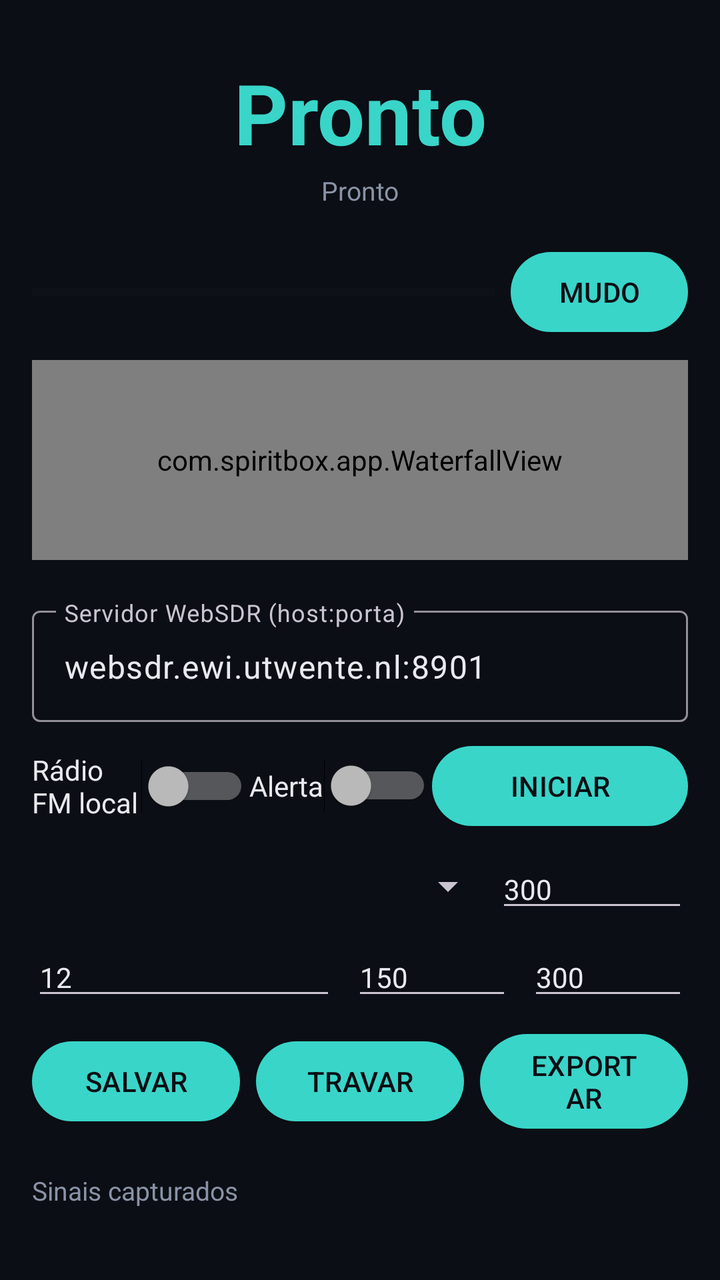
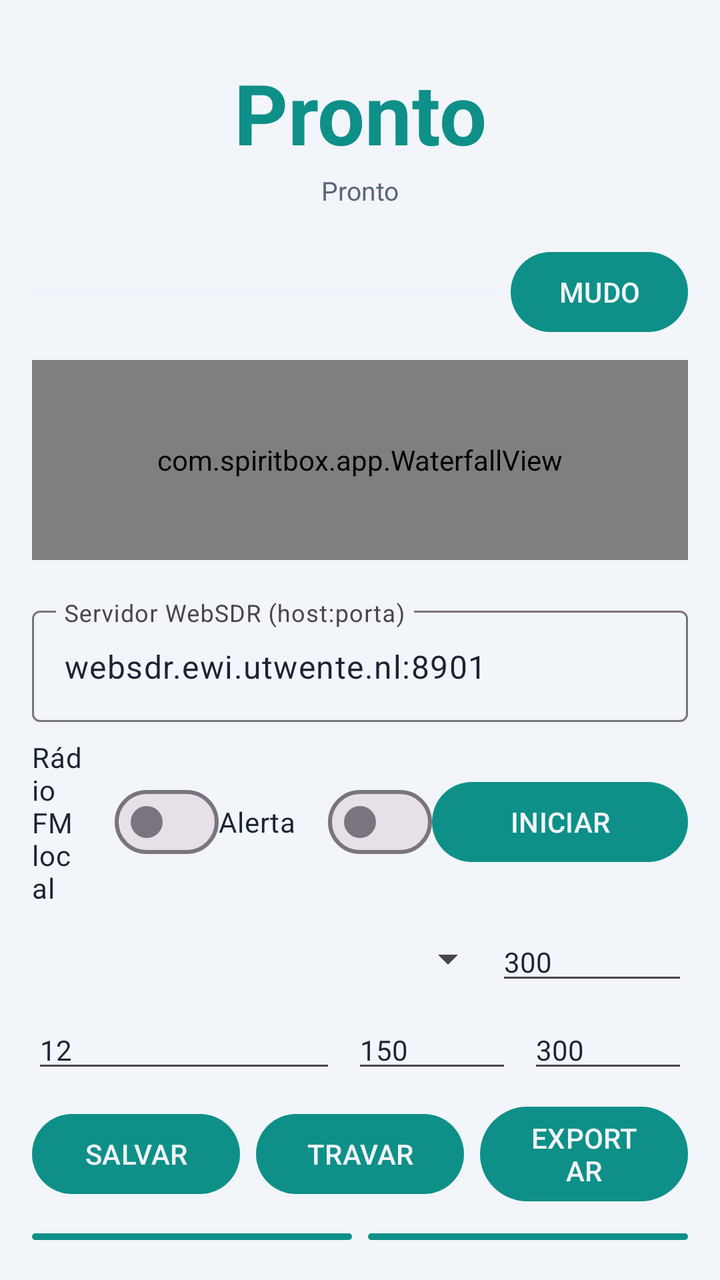

Compare the two renders of this Android layout. The source of the first and the diff that turns it into the second are given below.
<!-- AndroidManifest.xml: application theme Theme.SpiritBox -->
<!-- res/layout/activity_main.xml -->
<?xml version="1.0" encoding="utf-8"?>
<LinearLayout xmlns:android="http://schemas.android.com/apk/res/android"
    xmlns:app="http://schemas.android.com/apk/res-auto"
    android:layout_width="match_parent"
    android:layout_height="match_parent"
    android:background="@color/bg_dark"
    android:orientation="vertical"
    android:padding="16dp">

    <TextView
        android:id="@+id/tvFreq"
        android:layout_width="match_parent"
        android:layout_height="wrap_content"
        android:layout_marginTop="12dp"
        android:gravity="center"
        android:text="@string/status_ready"
        android:textColor="@color/accent"
        android:textSize="42sp"
        android:textStyle="bold" />

    <TextView
        android:id="@+id/tvStatus"
        android:layout_width="match_parent"
        android:layout_height="wrap_content"
        android:layout_marginTop="2dp"
        android:gravity="center"
        android:text="@string/status_ready"
        android:textColor="@color/text_secondary"
        android:textSize="13sp" />

    <LinearLayout
        android:layout_width="match_parent"
        android:layout_height="wrap_content"
        android:layout_marginTop="18dp"
        android:gravity="center_vertical"
        android:orientation="horizontal">

        <ProgressBar
            android:id="@+id/meter"
            style="?android:attr/progressBarStyleHorizontal"
            android:layout_width="0dp"
            android:layout_height="10dp"
            android:layout_weight="1"
            android:max="100"
            android:progress="0"
            android:progressBackgroundTint="@color/panel"
            android:progressTint="@color/accent" />

        <com.google.android.material.button.MaterialButton
            android:id="@+id/btnMute"
            android:layout_width="wrap_content"
            android:layout_height="wrap_content"
            android:layout_marginStart="8dp"
            android:minWidth="72dp"
            android:text="@string/btn_mute"
            app:cornerRadius="24dp" />
    </LinearLayout>

    <com.spiritbox.app.WaterfallView
        android:id="@+id/waterfall"
        android:layout_width="match_parent"
        android:layout_height="100dp"
        android:layout_marginTop="10dp" />

    <com.google.android.material.textfield.TextInputLayout
        android:layout_width="match_parent"
        android:layout_height="wrap_content"
        android:layout_marginTop="20dp"
        android:hint="@string/hint_server">

        <com.google.android.material.textfield.TextInputEditText
            android:id="@+id/etServer"
            android:layout_width="match_parent"
            android:layout_height="wrap_content"
            android:inputType="textUri"
            android:text="@string/default_server" />
    </com.google.android.material.textfield.TextInputLayout>

    <LinearLayout
        android:layout_width="match_parent"
        android:layout_height="wrap_content"
        android:layout_marginTop="8dp"
        android:gravity="center_vertical"
        android:orientation="horizontal">

        <Switch
            android:id="@+id/swFm"
            android:layout_width="0dp"
            android:layout_height="wrap_content"
            android:layout_weight="1"
            android:text="@string/switch_fm"
            android:textColor="@color/text_primary"
            android:textSize="14sp" />

        <Switch
            android:id="@+id/swAlerts"
            android:layout_width="wrap_content"
            android:layout_height="wrap_content"
            android:text="@string/switch_alerts"
            android:textColor="@color/text_primary"
            android:textSize="14sp" />

        <com.google.android.material.button.MaterialButton
            android:id="@+id/btnToggle"
            android:layout_width="wrap_content"
            android:layout_height="wrap_content"
            android:minWidth="128dp"
            android:text="@string/btn_start"
            app:cornerRadius="24dp" />
    </LinearLayout>

    <LinearLayout
        android:layout_width="match_parent"
        android:layout_height="wrap_content"
        android:layout_marginTop="8dp"
        android:gravity="center_vertical"
        android:orientation="horizontal">

        <Spinner
            android:id="@+id/spBand"
            android:layout_width="0dp"
            android:layout_height="wrap_content"
            android:layout_weight="1"
            android:spinnerMode="dropdown" />

        <EditText
            android:id="@+id/etDwell"
            android:layout_width="96dp"
            android:layout_height="wrap_content"
            android:hint="@string/hint_dwell"
            android:inputType="number"
            android:maxLines="1"
            android:text="@string/default_dwell"
            android:textColor="@color/text_primary"
            android:textSize="14sp" />
    </LinearLayout>

    <LinearLayout
        android:layout_width="match_parent"
        android:layout_height="wrap_content"
        android:layout_marginTop="8dp"
        android:gravity="center_vertical"
        android:orientation="horizontal">

        <EditText
            android:id="@+id/etThreshold"
            android:layout_width="0dp"
            android:layout_height="wrap_content"
            android:layout_weight="1"
            android:hint="@string/hint_threshold"
            android:inputType="number"
            android:maxLines="1"
            android:text="@string/default_threshold"
            android:textColor="@color/text_primary"
            android:textSize="14sp" />

        <EditText
            android:id="@+id/etSettle"
            android:layout_width="80dp"
            android:layout_height="wrap_content"
            android:layout_marginStart="8dp"
            android:hint="@string/hint_settle"
            android:inputType="number"
            android:maxLines="1"
            android:text="@string/default_settle"
            android:textColor="@color/text_primary"
            android:textSize="14sp" />

        <EditText
            android:id="@+id/etGap"
            android:layout_width="80dp"
            android:layout_height="wrap_content"
            android:layout_marginStart="8dp"
            android:hint="@string/hint_gap"
            android:inputType="number"
            android:maxLines="1"
            android:text="@string/default_gap"
            android:textColor="@color/text_primary"
            android:textSize="14sp" />
    </LinearLayout>

    <LinearLayout
        android:layout_width="match_parent"
        android:layout_height="wrap_content"
        android:layout_marginTop="8dp"
        android:gravity="center_vertical"
        android:orientation="horizontal">

        <com.google.android.material.button.MaterialButton
            android:id="@+id/btnManualCapture"
            android:layout_width="0dp"
            android:layout_height="wrap_content"
            android:layout_weight="1"
            android:text="@string/btn_manual_capture"
            app:cornerRadius="24dp" />

        <com.google.android.material.button.MaterialButton
            android:id="@+id/btnHold"
            android:layout_width="0dp"
            android:layout_height="wrap_content"
            android:layout_marginStart="8dp"
            android:layout_weight="1"
            android:text="@string/btn_hold"
            app:cornerRadius="24dp" />

        <com.google.android.material.button.MaterialButton
            android:id="@+id/btnShare"
            android:layout_width="0dp"
            android:layout_height="wrap_content"
            android:layout_marginStart="8dp"
            android:layout_weight="1"
            android:text="@string/btn_share_csv"
            app:cornerRadius="24dp" />
    </LinearLayout>

    <TextView
        android:id="@+id/tvCapturesTitle"
        android:layout_width="match_parent"
        android:layout_height="wrap_content"
        android:layout_marginTop="18dp"
        android:text="@string/title_captures"
        android:textColor="@color/text_secondary"
        android:textSize="13sp" />

    <ListView
        android:id="@+id/listCaptures"
        android:layout_width="match_parent"
        android:layout_height="0dp"
        android:layout_marginTop="4dp"
        android:layout_weight="1"
        android:divider="@color/panel"
        android:dividerHeight="1dp"
        android:listSelector="@android:color/transparent" />
</LinearLayout>
<!-- resources referenced by this layout -->
<resources>
  <color name="accent">#39D5C9</color>
  <color name="bg_dark">#0B0E14</color>
  <color name="panel">#151A24</color>
  <color name="text_primary">#E8EAF0</color>
  <color name="text_secondary">#8A93A6</color>
  <string name="btn_hold">TRAVAR</string>
  <string name="btn_manual_capture">SALVAR</string>
  <string name="btn_mute">MUDO</string>
  <string name="btn_share_csv">EXPORTAR</string>
  <string name="btn_start">INICIAR</string>
  <string name="default_dwell">300</string>
  <string name="default_gap">300</string>
  <string name="default_server">websdr.ewi.utwente.nl:8901</string>
  <string name="default_settle">150</string>
  <string name="default_threshold">12</string>
  <string name="hint_dwell">Dwell ms</string>
  <string name="hint_gap">Gap ms</string>
  <string name="hint_server">Servidor WebSDR (host:porta)</string>
  <string name="hint_settle">Settle ms</string>
  <string name="hint_threshold">Limiar %</string>
  <string name="status_ready">Pronto</string>
  <string name="switch_alerts">Alerta</string>
  <string name="switch_fm">Rádio FM local</string>
  <string name="title_captures">Sinais capturados</string>
  <style name="Theme.SpiritBox" parent="Theme.Material3.Dark.NoActionBar">
          <item name="colorPrimary">@color/accent</item>
          <item name="colorOnPrimary">@color/bg_dark</item>
          <item name="colorSecondary">@color/accent_dim</item>
          <item name="android:colorBackground">@color/bg_dark</item>
          <item name="colorSurface">@color/panel</item>
          <item name="colorOnSurface">@color/text_primary</item>
          <item name="android:statusBarColor">@color/bg_dark</item>
          <item name="android:navigationBarColor">@color/bg_dark</item>
      </style>
  <color name="accent_dim">#1F7A74</color>
</resources>

<!-- the commit's change to res/layout/activity_main.xml (unified diff, before → after) -->
@@ -1,234 +1,277 @@
 <?xml version="1.0" encoding="utf-8"?>
-<LinearLayout xmlns:android="http://schemas.android.com/apk/res/android"
+<FrameLayout xmlns:android="http://schemas.android.com/apk/res/android"
     xmlns:app="http://schemas.android.com/apk/res-auto"
     android:layout_width="match_parent"
-    android:layout_height="match_parent"
-    android:background="@color/bg_dark"
-    android:orientation="vertical"
-    android:padding="16dp">
-
-    <TextView
-        android:id="@+id/tvFreq"
-        android:layout_width="match_parent"
-        android:layout_height="wrap_content"
-        android:layout_marginTop="12dp"
-        android:gravity="center"
-        android:text="@string/status_ready"
-        android:textColor="@color/accent"
-        android:textSize="42sp"
-        android:textStyle="bold" />
-
-    <TextView
-        android:id="@+id/tvStatus"
-        android:layout_width="match_parent"
-        android:layout_height="wrap_content"
-        android:layout_marginTop="2dp"
-        android:gravity="center"
-        android:text="@string/status_ready"
-        android:textColor="@color/text_secondary"
-        android:textSize="13sp" />
+    android:layout_height="match_parent">
 
     <LinearLayout
         android:layout_width="match_parent"
-        android:layout_height="wrap_content"
-        android:layout_marginTop="18dp"
-        android:gravity="center_vertical"
-        android:orientation="horizontal">
-
-        <ProgressBar
-            android:id="@+id/meter"
-            style="?android:attr/progressBarStyleHorizontal"
-            android:layout_width="0dp"
-            android:layout_height="10dp"
+        android:layout_height="match_parent"
+        android:orientation="vertical"
+        android:padding="16dp">
+
+        <TextView
+            android:id="@+id/tvFreq"
+            android:layout_width="match_parent"
+            android:layout_height="wrap_content"
+            android:layout_marginTop="12dp"
+            android:gravity="center"
+            android:text="@string/status_ready"
+            android:textColor="@color/accent"
+            android:textSize="42sp"
+            android:textStyle="bold" />
+
+        <TextView
+            android:id="@+id/tvStatus"
+            android:layout_width="match_parent"
+            android:layout_height="wrap_content"
+            android:layout_marginTop="2dp"
+            android:gravity="center"
+            android:text="@string/status_ready"
+            android:textColor="@color/text_secondary"
+            android:textSize="13sp" />
+
+        <LinearLayout
+            android:layout_width="match_parent"
+            android:layout_height="wrap_content"
+            android:layout_marginTop="18dp"
+            android:gravity="center_vertical"
+            android:orientation="horizontal">
+
+            <ProgressBar
+                android:id="@+id/meter"
+                style="?android:attr/progressBarStyleHorizontal"
+                android:layout_width="0dp"
+                android:layout_height="10dp"
+                android:layout_weight="1"
+                android:max="100"
+                android:progress="0"
+                android:progressBackgroundTint="@color/panel"
+                android:progressTint="@color/accent" />
+
+            <com.google.android.material.button.MaterialButton
+                android:id="@+id/btnMute"
+                android:layout_width="wrap_content"
+                android:layout_height="wrap_content"
+                android:layout_marginStart="8dp"
+                android:minWidth="72dp"
+                android:text="@string/btn_mute"
+                app:cornerRadius="24dp" />
+        </LinearLayout>
+
+        <com.spiritbox.app.WaterfallView
+            android:id="@+id/waterfall"
+            android:layout_width="match_parent"
+            android:layout_height="100dp"
+            android:layout_marginTop="10dp" />
+
+        <com.google.android.material.textfield.TextInputLayout
+            android:layout_width="match_parent"
+            android:layout_height="wrap_content"
+            android:layout_marginTop="20dp"
+            android:hint="@string/hint_server">
+
+            <com.google.android.material.textfield.TextInputEditText
+                android:id="@+id/etServer"
+                android:layout_width="match_parent"
+                android:layout_height="wrap_content"
+                android:importantForAutofill="no"
+                android:inputType="textUri"
+                android:text="@string/default_server" />
+        </com.google.android.material.textfield.TextInputLayout>
+
+        <LinearLayout
+            android:layout_width="match_parent"
+            android:layout_height="wrap_content"
+            android:layout_marginTop="8dp"
+            android:gravity="center_vertical"
+            android:orientation="horizontal">
+
+            <com.google.android.material.materialswitch.MaterialSwitch
+                android:id="@+id/swFm"
+                android:layout_width="0dp"
+                android:layout_height="wrap_content"
+                android:layout_weight="1"
+                android:text="@string/switch_fm"
+                android:textColor="@color/text_primary"
+                android:textSize="14sp" />
+
+            <com.google.android.material.materialswitch.MaterialSwitch
+                android:id="@+id/swAlerts"
+                android:layout_width="wrap_content"
+                android:layout_height="wrap_content"
+                android:text="@string/switch_alerts"
+                android:textColor="@color/text_primary"
+                android:textSize="14sp" />
+
+            <com.google.android.material.button.MaterialButton
+                android:id="@+id/btnToggle"
+                android:layout_width="wrap_content"
+                android:layout_height="wrap_content"
+                android:minWidth="128dp"
+                android:text="@string/btn_start"
+                app:cornerRadius="24dp" />
+        </LinearLayout>
+
+        <LinearLayout
+            android:layout_width="match_parent"
+            android:layout_height="wrap_content"
+            android:layout_marginTop="8dp"
+            android:gravity="center_vertical"
+            android:orientation="horizontal">
+
+            <Spinner
+                android:id="@+id/spBand"
+                android:layout_width="0dp"
+                android:layout_height="wrap_content"
+                android:layout_weight="1"
+                android:spinnerMode="dropdown" />
+
+            <EditText
+                android:id="@+id/etDwell"
+                android:layout_width="96dp"
+                android:layout_height="wrap_content"
+                android:hint="@string/hint_dwell"
+                android:importantForAutofill="no"
+                android:inputType="number"
+                android:maxLines="1"
+                android:text="@string/default_dwell"
+                android:textColor="@color/text_primary"
+                android:textSize="14sp" />
+        </LinearLayout>
+
+        <LinearLayout
+            android:layout_width="match_parent"
+            android:layout_height="wrap_content"
+            android:layout_marginTop="8dp"
+            android:gravity="center_vertical"
+            android:orientation="horizontal">
+
+            <EditText
+                android:id="@+id/etThreshold"
+                android:layout_width="0dp"
+                android:layout_height="wrap_content"
+                android:layout_weight="1"
+                android:hint="@string/hint_threshold"
+                android:importantForAutofill="no"
+                android:inputType="number"
+                android:maxLines="1"
+                android:text="@string/default_threshold"
+                android:textColor="@color/text_primary"
+                android:textSize="14sp" />
+
+            <EditText
+                android:id="@+id/etSettle"
+                android:layout_width="80dp"
+                android:layout_height="wrap_content"
+                android:layout_marginStart="8dp"
+                android:hint="@string/hint_settle"
+                android:importantForAutofill="no"
+                android:inputType="number"
+                android:maxLines="1"
+                android:text="@string/default_settle"
+                android:textColor="@color/text_primary"
+                android:textSize="14sp" />
+
+            <EditText
+                android:id="@+id/etGap"
+                android:layout_width="80dp"
+                android:layout_height="wrap_content"
+                android:layout_marginStart="8dp"
+                android:hint="@string/hint_gap"
+                android:importantForAutofill="no"
+                android:inputType="number"
+                android:maxLines="1"
+                android:text="@string/default_gap"
+                android:textColor="@color/text_primary"
+                android:textSize="14sp" />
+        </LinearLayout>
+
+        <LinearLayout
+            android:layout_width="match_parent"
+            android:layout_height="wrap_content"
+            android:layout_marginTop="8dp"
+            android:gravity="center_vertical"
+            android:orientation="horizontal">
+
+            <com.google.android.material.button.MaterialButton
+                android:id="@+id/btnManualCapture"
+                android:layout_width="0dp"
+                android:layout_height="wrap_content"
+                android:layout_weight="1"
+                android:text="@string/btn_manual_capture"
+                app:cornerRadius="24dp" />
+
+            <com.google.android.material.button.MaterialButton
+                android:id="@+id/btnHold"
+                android:layout_width="0dp"
+                android:layout_height="wrap_content"
+                android:layout_marginStart="8dp"
+                android:layout_weight="1"
+                android:text="@string/btn_hold"
+                app:cornerRadius="24dp" />
+
+            <com.google.android.material.button.MaterialButton
+                android:id="@+id/btnShare"
+                android:layout_width="0dp"
+                android:layout_height="wrap_content"
+                android:layout_marginStart="8dp"
+                android:layout_weight="1"
+                android:text="@string/btn_share_csv"
+                app:cornerRadius="24dp" />
+        </LinearLayout>
+
+        <LinearLayout
+            android:layout_width="match_parent"
+            android:layout_height="wrap_content"
+            android:layout_marginTop="8dp"
+            android:gravity="center_vertical"
+            android:orientation="horizontal">
+
+            <com.google.android.material.button.MaterialButton
+                android:id="@+id/btnTheme"
+                android:layout_width="0dp"
+                android:layout_height="wrap_content"
+                android:layout_weight="1"
+                android:text="@string/theme_system"
+                app:cornerRadius="24dp" />
+
+            <com.google.android.material.button.MaterialButton
+                android:id="@+id/btnNight"
+                android:layout_width="0dp"
+                android:layout_height="wrap_content"
+                android:layout_marginStart="8dp"
+                android:layout_weight="1"
+                android:text="@string/btn_night_off"
+                app:cornerRadius="24dp" />
+        </LinearLayout>
+
+        <TextView
+            android:id="@+id/tvCapturesTitle"
+            android:layout_width="match_parent"
+            android:layout_height="wrap_content"
+            android:layout_marginTop="18dp"
+            android:text="@string/title_captures"
+            android:textColor="@color/text_secondary"
+            android:textSize="13sp" />
+
+        <ListView
+            android:id="@+id/listCaptures"
+            android:layout_width="match_parent"
+            android:layout_height="0dp"
+            android:layout_marginTop="4dp"
             android:layout_weight="1"
-            android:max="100"
-            android:progress="0"
-            android:progressBackgroundTint="@color/panel"
-            android:progressTint="@color/accent" />
-
-        <com.google.android.material.button.MaterialButton
-            android:id="@+id/btnMute"
-            android:layout_width="wrap_content"
-            android:layout_height="wrap_content"
-            android:layout_marginStart="8dp"
-            android:minWidth="72dp"
-            android:text="@string/btn_mute"
-            app:cornerRadius="24dp" />
+            android:divider="@color/panel"
+            android:dividerHeight="1dp"
+            android:listSelector="@android:color/transparent" />
     </LinearLayout>
 
-    <com.spiritbox.app.WaterfallView
-        android:id="@+id/waterfall"
+    <View
+        android:id="@+id/redFilter"
         android:layout_width="match_parent"
-        android:layout_height="100dp"
-        android:layout_marginTop="10dp" />
-
-    <com.google.android.material.textfield.TextInputLayout
-        android:layout_width="match_parent"
-        android:layout_height="wrap_content"
-        android:layout_marginTop="20dp"
-        android:hint="@string/hint_server">
-
-        <com.google.android.material.textfield.TextInputEditText
-            android:id="@+id/etServer"
-            android:layout_width="match_parent"
-            android:layout_height="wrap_content"
-            android:inputType="textUri"
-            android:text="@string/default_server" />
-    </com.google.android.material.textfield.TextInputLayout>
-
-    <LinearLayout
-        android:layout_width="match_parent"
-        android:layout_height="wrap_content"
-        android:layout_marginTop="8dp"
-        android:gravity="center_vertical"
-        android:orientation="horizontal">
-
-        <Switch
-            android:id="@+id/swFm"
-            android:layout_width="0dp"
-            android:layout_height="wrap_content"
-            android:layout_weight="1"
-            android:text="@string/switch_fm"
-            android:textColor="@color/text_primary"
-            android:textSize="14sp" />
-
-        <Switch
-            android:id="@+id/swAlerts"
-            android:layout_width="wrap_content"
-            android:layout_height="wrap_content"
-            android:text="@string/switch_alerts"
-            android:textColor="@color/text_primary"
-            android:textSize="14sp" />
-
-        <com.google.android.material.button.MaterialButton
-            android:id="@+id/btnToggle"
-            android:layout_width="wrap_content"
-            android:layout_height="wrap_content"
-            android:minWidth="128dp"
-            android:text="@string/btn_start"
-            app:cornerRadius="24dp" />
-    </LinearLayout>
-
-    <LinearLayout
-        android:layout_width="match_parent"
-        android:layout_height="wrap_content"
-        android:layout_marginTop="8dp"
-        android:gravity="center_vertical"
-        android:orientation="horizontal">
-
-        <Spinner
-            android:id="@+id/spBand"
-            android:layout_width="0dp"
-            android:layout_height="wrap_content"
-            android:layout_weight="1"
-            android:spinnerMode="dropdown" />
-
-        <EditText
-            android:id="@+id/etDwell"
-            android:layout_width="96dp"
-            android:layout_height="wrap_content"
-            android:hint="@string/hint_dwell"
-            android:inputType="number"
-            android:maxLines="1"
-            android:text="@string/default_dwell"
-            android:textColor="@color/text_primary"
-            android:textSize="14sp" />
-    </LinearLayout>
-
-    <LinearLayout
-        android:layout_width="match_parent"
-        android:layout_height="wrap_content"
-        android:layout_marginTop="8dp"
-        android:gravity="center_vertical"
-        android:orientation="horizontal">
-
-        <EditText
-            android:id="@+id/etThreshold"
-            android:layout_width="0dp"
-            android:layout_height="wrap_content"
-            android:layout_weight="1"
-            android:hint="@string/hint_threshold"
-            android:inputType="number"
-            android:maxLines="1"
-            android:text="@string/default_threshold"
-            android:textColor="@color/text_primary"
-            android:textSize="14sp" />
-
-        <EditText
-            android:id="@+id/etSettle"
-            android:layout_width="80dp"
-            android:layout_height="wrap_content"
-            android:layout_marginStart="8dp"
-            android:hint="@string/hint_settle"
-            android:inputType="number"
-            android:maxLines="1"
-            android:text="@string/default_settle"
-            android:textColor="@color/text_primary"
-            android:textSize="14sp" />
-
-        <EditText
-            android:id="@+id/etGap"
-            android:layout_width="80dp"
-            android:layout_height="wrap_content"
-            android:layout_marginStart="8dp"
-            android:hint="@string/hint_gap"
-            android:inputType="number"
-            android:maxLines="1"
-            android:text="@string/default_gap"
-            android:textColor="@color/text_primary"
-            android:textSize="14sp" />
-    </LinearLayout>
-
-    <LinearLayout
-        android:layout_width="match_parent"
-        android:layout_height="wrap_content"
-        android:layout_marginTop="8dp"
-        android:gravity="center_vertical"
-        android:orientation="horizontal">
-
-        <com.google.android.material.button.MaterialButton
-            android:id="@+id/btnManualCapture"
-            android:layout_width="0dp"
-            android:layout_height="wrap_content"
-            android:layout_weight="1"
-            android:text="@string/btn_manual_capture"
-            app:cornerRadius="24dp" />
-
-        <com.google.android.material.button.MaterialButton
-            android:id="@+id/btnHold"
-            android:layout_width="0dp"
-            android:layout_height="wrap_content"
-            android:layout_marginStart="8dp"
-            android:layout_weight="1"
-            android:text="@string/btn_hold"
-            app:cornerRadius="24dp" />
-
-        <com.google.android.material.button.MaterialButton
-            android:id="@+id/btnShare"
-            android:layout_width="0dp"
-            android:layout_height="wrap_content"
-            android:layout_marginStart="8dp"
-            android:layout_weight="1"
-            android:text="@string/btn_share_csv"
-            app:cornerRadius="24dp" />
-    </LinearLayout>
-
-    <TextView
-        android:id="@+id/tvCapturesTitle"
-        android:layout_width="match_parent"
-        android:layout_height="wrap_content"
-        android:layout_marginTop="18dp"
-        android:text="@string/title_captures"
-        android:textColor="@color/text_secondary"
-        android:textSize="13sp" />
-
-    <ListView
-        android:id="@+id/listCaptures"
-        android:layout_width="match_parent"
-        android:layout_height="0dp"
-        android:layout_marginTop="4dp"
-        android:layout_weight="1"
-        android:divider="@color/panel"
-        android:dividerHeight="1dp"
-        android:listSelector="@android:color/transparent" />
-</LinearLayout>
+        android:layout_height="match_parent"
+        android:background="#3BFF0000"
+        android:clickable="false"
+        android:focusable="false"
+        android:visibility="gone" />
+</FrameLayout>
<!-- resource entries referenced after the edit -->
@@ -1,13 +1,13 @@
 <!-- resources referenced by this layout -->
 <resources>
-  <color name="accent">#39D5C9</color>
-  <color name="bg_dark">#0B0E14</color>
-  <color name="panel">#151A24</color>
-  <color name="text_primary">#E8EAF0</color>
-  <color name="text_secondary">#8A93A6</color>
+  <color name="accent">#0E9088</color>
+  <color name="panel">#E4E9F1</color>
+  <color name="text_primary">#1B2432</color>
+  <color name="text_secondary">#5B6579</color>
   <string name="btn_hold">TRAVAR</string>
   <string name="btn_manual_capture">SALVAR</string>
   <string name="btn_mute">MUDO</string>
+  <string name="btn_night_off">NOITE</string>
   <string name="btn_share_csv">EXPORTAR</string>
   <string name="btn_start">INICIAR</string>
   <string name="default_dwell">300</string>
@@ -23,17 +23,20 @@
   <string name="status_ready">Pronto</string>
   <string name="switch_alerts">Alerta</string>
   <string name="switch_fm">Rádio FM local</string>
+  <string name="theme_system">SISTEMA</string>
   <string name="title_captures">Sinais capturados</string>
-  <style name="Theme.SpiritBox" parent="Theme.Material3.Dark.NoActionBar">
+  <style name="Theme.SpiritBox" parent="Theme.Material3.DayNight.NoActionBar">
           <item name="colorPrimary">@color/accent</item>
-          <item name="colorOnPrimary">@color/bg_dark</item>
+          <item name="colorOnPrimary">@color/bg</item>
           <item name="colorSecondary">@color/accent_dim</item>
-          <item name="android:colorBackground">@color/bg_dark</item>
+          <item name="android:colorBackground">@color/bg</item>
           <item name="colorSurface">@color/panel</item>
           <item name="colorOnSurface">@color/text_primary</item>
-          <item name="android:statusBarColor">@color/bg_dark</item>
-          <item name="android:navigationBarColor">@color/bg_dark</item>
+          <item name="android:windowBackground">@color/bg</item>
+          <item name="android:statusBarColor">@color/bg</item>
+          <item name="android:navigationBarColor">@color/bg</item>
       </style>
-  <color name="accent_dim">#1F7A74</color>
+  <color name="bg">#F2F5F9</color>
+  <color name="accent_dim">#5AA7A2</color>
 </resources>
 
